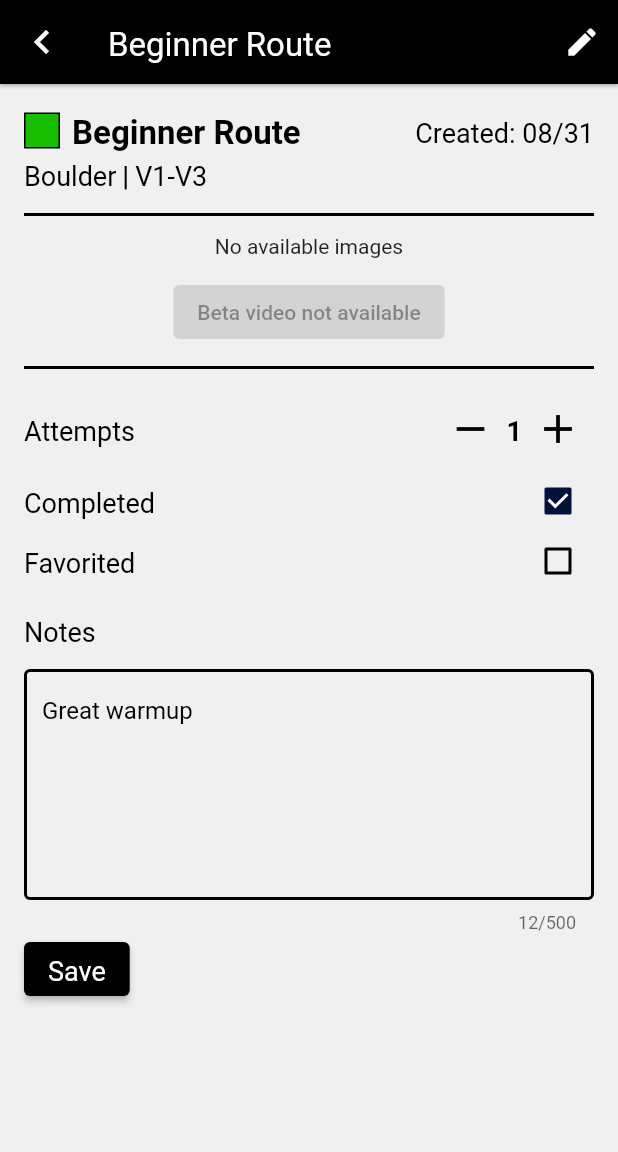
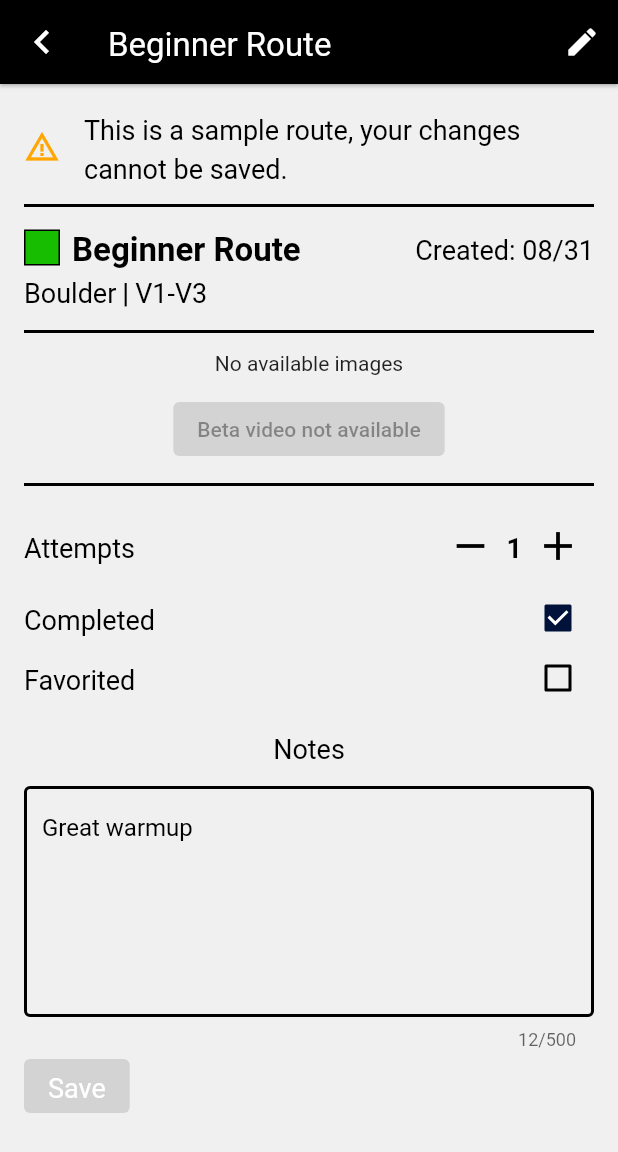
Before and after one commit to ajgreenman/free_beta, a Flutter app: the RouteHelpScreen screen opened directly, after a tap on "Beginner Route", on a phone screen of 412 x 824 dp. Shown: the top 1152 px of the screen. Run offline on Flutter 3.47's test engine with Material 2 defaults, Android fonts, the phone set to English and light mode, and no system bars; drawn by our look-alikes of auto_size_text; our stand-ins replace cached_network_image, carousel_slider, charts_flutter, cloud_firestore, firebase_auth, firebase_core and 6 more; accounts and stored records are empty; network calls fail; Roboto replaces fonts that are missing (GTA).

Commit message:
fixed bug where help screen routes allowed you to do non-help things

```diff
--- a/lib/routes/presentation/route_card.dart
+++ b/lib/routes/presentation/route_card.dart
@@ -2,24 +2,23 @@ import 'package:flutter/material.dart';
 import 'package:free_beta/app/enums/enums.dart';
 import 'package:free_beta/app/theme.dart';
 import 'package:free_beta/routes/infrastructure/models/route_model.dart';
-import 'package:free_beta/routes/presentation/route_detail_screen.dart';
 import 'package:free_beta/routes/presentation/route_progress_icon.dart';
 import 'package:free_beta/routes/presentation/route_summary.dart';
 
 class RouteCard extends StatelessWidget {
   final RouteModel route;
+  final Function(BuildContext) onTap;
 
   const RouteCard({
     Key? key,
     required this.route,
+    required this.onTap,
   }) : super(key: key);
 
   @override
   Widget build(BuildContext context) {
     return InkWell(
-      onTap: () => Navigator.of(context).push(
-        RouteDetailScreen.route(route),
-      ),
+      onTap: () => onTap(context),
       child: Container(
         color: _getBackgroundColor(),
         padding: FreeBetaPadding.mAll,
--- a/lib/routes/presentation/route_detail_screen.dart
+++ b/lib/routes/presentation/route_detail_screen.dart
@@ -56,7 +56,7 @@ class _RouteDetailScreenState extends ConsumerState<RouteDetailScreen> {
       appBar: AppBar(
         title: Text(widget.routeModel.name),
         leading: FreeBetaBackButton(onPressed: _onBack),
-        actions: [_buildEditButton(context)],
+        actions: [_EditButton(routeModel: widget.routeModel)],
       ),
       body: GestureDetector(
         onTap: () => FocusManager.instance.primaryFocus?.unfocus(),
@@ -65,7 +65,7 @@ class _RouteDetailScreenState extends ConsumerState<RouteDetailScreen> {
             padding: FreeBetaPadding.lAll,
             child: Column(
               children: [
-                if (widget.isHelp) _buildHelp(),
+                if (widget.isHelp) _HelpWarning(),
                 RouteSummary(widget.routeModel, isDetailed: true),
                 _DetailScreenDivider(),
                 RouteImages(images: widget.routeModel.images),
@@ -75,11 +75,29 @@ class _RouteDetailScreenState extends ConsumerState<RouteDetailScreen> {
                   child: Column(
                     crossAxisAlignment: CrossAxisAlignment.start,
                     children: [
-                      _buildAttemptsRow(),
-                      _buildCheckboxRow('Completed', _buildCompletedCheckbox()),
-                      _buildCheckboxRow('Favorited', _buildFavoritedCheckbox()),
+                      _AttemptsRow(
+                        attempts: _formModel.attempts,
+                        onChanged: _onAttemptsChanged,
+                      ),
+                      _CheckboxRow(
+                        label: 'Completed',
+                        checkbox: _Checkbox(
+                          value: _formModel.isCompleted,
+                          onChanged: _onCompletedChanged,
+                        ),
+                      ),
+                      _CheckboxRow(
+                        label: 'Favorited',
+                        checkbox: _Checkbox(
+                          value: _formModel.isFavorited,
+                          onChanged: _onFavoritedChanged,
+                        ),
+                      ),
                       SizedBox(height: FreeBetaSizes.ml),
-                      ..._buildNotes(),
+                      _Notes(
+                        initialValue: _formModel.notes,
+                        onChanged: _onNotesChanged,
+                      ),
                       ElevatedButton(
                         onPressed: widget.isHelp ? null : _onSave,
                         child: Text(
@@ -100,73 +118,28 @@ class _RouteDetailScreenState extends ConsumerState<RouteDetailScreen> {
     );
   }
 
-  Widget _buildEditButton(BuildContext context) {
-    var user = ref.watch(authenticationProvider).whenOrNull(
-          data: (user) => user,
-        );
-
-    if (user != null && !user.isAnonymous) {
-      return IconButton(
-        onPressed: () => Navigator.of(context).push(
-          EditRouteScreen.route(widget.routeModel),
-        ),
-        icon: Icon(
-          Icons.edit,
-          color: FreeBetaColors.white,
-        ),
-      );
+  _onNotesChanged(value) {
+    if (value != _formModel.notes) {
+      dirtyForm = true;
+      setState(() {
+        _formModel.notes = value;
+      });
+    }
   }
 
-    return SizedBox.shrink();
-  }
-
-  Widget _buildCheckboxRow(String label, Checkbox checkbox) {
-    return Padding(
-      padding: FreeBetaPadding.sVertical,
-      child: Row(
-        children: [
-          Text(
-            label,
-            style: FreeBetaTextStyle.body2,
-          ),
-          Spacer(),
-          SizedBox.square(dimension: FreeBetaSizes.xxl, child: checkbox),
-          SizedBox(width: FreeBetaSizes.m),
-        ],
-      ),
-    );
-  }
-
-  Widget _buildAttemptsRow() {
-    return Padding(
-      padding: FreeBetaPadding.sVertical,
-      child: Row(
-        children: [
-          Text(
-            'Attempts',
-            style: FreeBetaTextStyle.body2,
-          ),
-          Spacer(),
-          FreeBetaNumberInput(
-            value: _formModel.attempts,
-            onChanged: (value) {
-              if (value == _formModel.attempts) return;
+  void _onFavoritedChanged(value) {
+    if (value == null || value == _formModel.isFavorited) return;
     dirtyForm = true;
 
     setState(() {
-                _formModel.attempts = value;
+      _formModel.isFavorited = value;
+      if (value && _formModel.attempts == 0) {
+        _formModel.attempts++;
+      }
     });
-            },
-          ),
-        ],
-      ),
-    );
   }
 
-  Checkbox _buildCompletedCheckbox() => Checkbox(
-        activeColor: FreeBetaColors.blueDark,
-        value: _formModel.isCompleted,
-        onChanged: (value) {
+  void _onCompletedChanged(value) {
     if (value == null || value == _formModel.isCompleted) return;
     dirtyForm = true;
 
@@ -176,70 +149,15 @@ class _RouteDetailScreenState extends ConsumerState<RouteDetailScreen> {
         _formModel.attempts++;
       }
     });
-        },
-      );
+  }
 
-  Checkbox _buildFavoritedCheckbox() => Checkbox(
-        activeColor: FreeBetaColors.blueDark,
-        value: _formModel.isFavorited,
-        onChanged: (value) {
-          if (value == null || value == _formModel.isFavorited) return;
+  void _onAttemptsChanged(value) {
+    if (value == _formModel.attempts) return;
     dirtyForm = true;
 
     setState(() {
-            _formModel.isFavorited = value;
-            if (value && _formModel.attempts == 0) {
-              _formModel.attempts++;
-            }
+      _formModel.attempts = value;
     });
-        },
-      );
-
-  List<Widget> _buildNotes() {
-    return [
-      Text(
-        'Notes',
-        style: FreeBetaTextStyle.body2,
-      ),
-      SizedBox(height: FreeBetaSizes.ml),
-      FreeBetaTextField(
-        initialValue: _formModel.notes,
-        hintText: 'Enter notes here:\n\nex. flag your left foot',
-        onChanged: (value) {
-          if (value != _formModel.notes) {
-            dirtyForm = true;
-            setState(() {
-              _formModel.notes = value;
-            });
-          }
-        },
-      ),
-    ];
-  }
-
-  Widget _buildHelp() {
-    return Column(
-      children: [
-        Row(
-          children: [
-            Icon(
-              Icons.warning_amber,
-              color: FreeBetaColors.warning,
-            ),
-            SizedBox(width: FreeBetaSizes.l),
-            Flexible(
-              child: Text(
-                'This is a sample route, your changes cannot be saved.',
-                style: FreeBetaTextStyle.h4.copyWith(
-                  color: FreeBetaColors.grayLight,
-                ),
-              ),
-            ),
-          ],
-        ),
-        _DetailScreenDivider(),
-      ],
-    );
   }
 
   void _onBack() async {
@@ -284,6 +202,178 @@ class _RouteDetailScreenState extends ConsumerState<RouteDetailScreen> {
             Icon(Icons.check),
           ],
         ),
+      ),
+    );
+  }
+}
+
+class _Notes extends StatelessWidget {
+  const _Notes({
+    Key? key,
+    required this.initialValue,
+    required this.onChanged,
+  }) : super(key: key);
+
+  final String? initialValue;
+  final Function(String) onChanged;
+
+  @override
+  Widget build(BuildContext context) {
+    return Column(
+      children: [
+        Text(
+          'Notes',
+          style: FreeBetaTextStyle.body2,
+        ),
+        SizedBox(height: FreeBetaSizes.ml),
+        FreeBetaTextField(
+          initialValue: initialValue,
+          hintText: 'Enter notes here:\n\nex. flag your left foot',
+          onChanged: onChanged,
+        ),
+      ],
+    );
+  }
+}
+
+class _Checkbox extends StatelessWidget {
+  const _Checkbox({
+    Key? key,
+    required this.value,
+    required this.onChanged,
+  }) : super(key: key);
+
+  final bool value;
+  final void Function(bool?) onChanged;
+
+  @override
+  Widget build(BuildContext context) {
+    return Checkbox(
+      activeColor: FreeBetaColors.blueDark,
+      value: value,
+      onChanged: onChanged,
+    );
+  }
+}
+
+class _CheckboxRow extends StatelessWidget {
+  const _CheckboxRow({
+    Key? key,
+    required this.label,
+    required this.checkbox,
+  }) : super(key: key);
+
+  final String label;
+  final _Checkbox checkbox;
+
+  @override
+  Widget build(BuildContext context) {
+    return Padding(
+      padding: FreeBetaPadding.sVertical,
+      child: Row(
+        children: [
+          Text(
+            label,
+            style: FreeBetaTextStyle.body2,
+          ),
+          Spacer(),
+          SizedBox.square(
+            dimension: FreeBetaSizes.xxl,
+            child: checkbox,
+          ),
+          SizedBox(width: FreeBetaSizes.m),
+        ],
+      ),
+    );
+  }
+}
+
+class _AttemptsRow extends StatelessWidget {
+  const _AttemptsRow({
+    Key? key,
+    required this.attempts,
+    required this.onChanged,
+  }) : super(key: key);
+
+  final int attempts;
+  final void Function(int) onChanged;
+
+  @override
+  Widget build(BuildContext context) {
+    return Padding(
+      padding: FreeBetaPadding.sVertical,
+      child: Row(
+        children: [
+          Text(
+            'Attempts',
+            style: FreeBetaTextStyle.body2,
+          ),
+          Spacer(),
+          FreeBetaNumberInput(
+            value: attempts,
+            onChanged: onChanged,
+          ),
+        ],
+      ),
+    );
+  }
+}
+
+class _HelpWarning extends StatelessWidget {
+  const _HelpWarning({
+    Key? key,
+  }) : super(key: key);
+
+  @override
+  Widget build(BuildContext context) {
+    return Column(
+      children: [
+        Row(
+          children: [
+            Icon(
+              Icons.warning_amber,
+              color: FreeBetaColors.warning,
+            ),
+            SizedBox(width: FreeBetaSizes.l),
+            Flexible(
+              child: Text(
+                'This is a sample route, your changes cannot be saved.',
+                style: FreeBetaTextStyle.h4,
+              ),
+            ),
+          ],
+        ),
+        _DetailScreenDivider(),
+      ],
+    );
+  }
+}
+
+class _EditButton extends ConsumerWidget {
+  const _EditButton({
+    Key? key,
+    required this.routeModel,
+  }) : super(key: key);
+
+  final RouteModel routeModel;
+
+  @override
+  Widget build(BuildContext context, WidgetRef ref) {
+    var user = ref.watch(authenticationProvider).whenOrNull(
+          data: (user) => user,
+        );
+
+    if (user == null || user.isAnonymous) {
+      return SizedBox.shrink();
+    }
+
+    return IconButton(
+      onPressed: () => Navigator.of(context).push(
+        EditRouteScreen.route(routeModel),
+      ),
+      icon: Icon(
+        Icons.edit,
+        color: FreeBetaColors.white,
       ),
     );
   }
--- a/lib/routes/presentation/route_help_screen.dart
+++ b/lib/routes/presentation/route_help_screen.dart
@@ -44,17 +44,15 @@ class RouteHelpScreen extends StatelessWidget {
             ListView.separated(
               shrinkWrap: true,
               physics: NeverScrollableScrollPhysics(),
-              itemBuilder: (_, index) {
-                return InkWell(
-                  onTap: () => Navigator.of(context).push(
-                    RouteDetailScreen.route(
-                      routes[index],
-                      isHelp: true,
-                    ),
+              itemBuilder: (_, index) => RouteCard(
+                route: routes[index],
+                onTap: (cardContext) => Navigator.of(cardContext).push(
+                  RouteDetailScreen.route(
+                    routes[index],
+                    isHelp: true,
                   ),
-                  child: RouteCard(route: routes[index]),
-                );
-              },
+                ),
+              ),
               separatorBuilder: (_, __) => FreeBetaDivider(),
               itemCount: routes.length,
             ),
--- a/lib/routes/presentation/widgets/route_list.dart
+++ b/lib/routes/presentation/widgets/route_list.dart
@@ -3,6 +3,7 @@ import 'package:free_beta/app/presentation/widgets/divider.dart';
 import 'package:free_beta/app/theme.dart';
 import 'package:free_beta/routes/infrastructure/models/route_model.dart';
 import 'package:free_beta/routes/presentation/route_card.dart';
+import 'package:free_beta/routes/presentation/route_detail_screen.dart';
 
 class RouteList extends StatelessWidget {
   const RouteList({
@@ -41,7 +42,12 @@ class RouteList extends StatelessWidget {
     if (onRefresh == null) {
       return ListView.separated(
         shrinkWrap: true,
-        itemBuilder: (_, index) => RouteCard(route: routes[index]),
+        itemBuilder: (_, index) => RouteCard(
+          route: routes[index],
+          onTap: (cardContext) => Navigator.of(cardContext).push(
+            RouteDetailScreen.route(routes[index]),
+          ),
+        ),
         separatorBuilder: (_, __) => FreeBetaDivider(),
         itemCount: routes.length,
       );
@@ -50,7 +56,12 @@ class RouteList extends StatelessWidget {
     return RefreshIndicator(
       child: ListView.separated(
         shrinkWrap: true,
-        itemBuilder: (_, index) => RouteCard(route: routes[index]),
+        itemBuilder: (_, index) => RouteCard(
+          route: routes[index],
+          onTap: (cardContext) => Navigator.of(cardContext).push(
+            RouteDetailScreen.route(routes[index]),
+          ),
+        ),
         separatorBuilder: (_, __) => FreeBetaDivider(),
         itemCount: routes.length,
       ),
```
Lines whose indentation alone changed are shown as unchanged.
